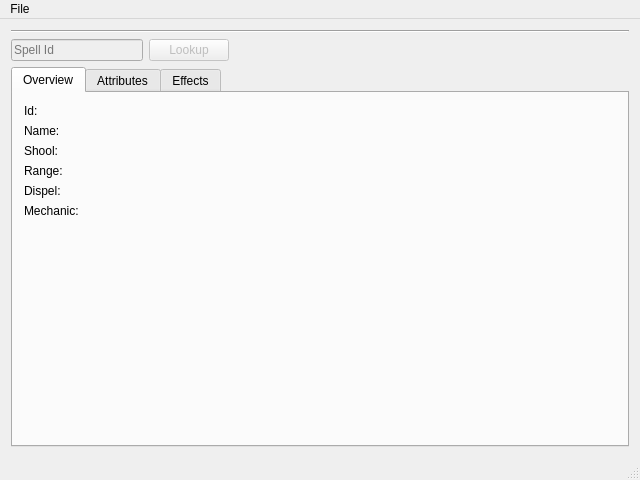
The window that WoWdbcViewer/mainwindow.ui (Gagaro/WoWdbcViewer) describes before a commit, drawn with Qt 5.
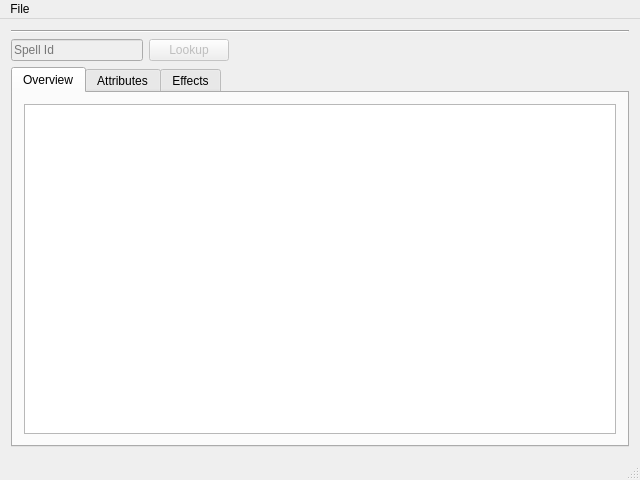
The same window after the commit.

Patch:
```diff
--- a/WoWdbcViewer/mainwindow.ui
+++ b/WoWdbcViewer/mainwindow.ui
@@ -78,59 +78,7 @@
          </attribute>
          <layout class="QVBoxLayout" name="verticalLayout_2">
           <item>
-           <widget class="QLabel" name="spellOverviewId">
-            <property name="text">
-             <string>Id: </string>
-            </property>
-           </widget>
-          </item>
-          <item>
-           <widget class="QLabel" name="spellOverviewName">
-            <property name="text">
-             <string>Name: </string>
-            </property>
-           </widget>
-          </item>
-          <item>
-           <widget class="QLabel" name="spellOverviewSchool">
-            <property name="text">
-             <string>Shool:</string>
-            </property>
-           </widget>
-          </item>
-          <item>
-           <widget class="QLabel" name="spellOverviewRange">
-            <property name="text">
-             <string>Range:</string>
-            </property>
-           </widget>
-          </item>
-          <item>
-           <widget class="QLabel" name="spellOverviewDispel">
-            <property name="text">
-             <string>Dispel:</string>
-            </property>
-           </widget>
-          </item>
-          <item>
-           <widget class="QLabel" name="spellOverviewMechanic">
-            <property name="text">
-             <string>Mechanic:</string>
-            </property>
-           </widget>
-          </item>
-          <item>
-           <spacer name="verticalSpacer">
-            <property name="orientation">
-             <enum>Qt::Vertical</enum>
-            </property>
-            <property name="sizeHint" stdset="0">
-             <size>
-              <width>20</width>
-              <height>40</height>
-             </size>
-            </property>
-           </spacer>
+           <widget class="QListWidget" name="listOverview"/>
           </item>
          </layout>
         </widget>
```
Left out of the diff: 2 changed lines with no effect on the pictures.
